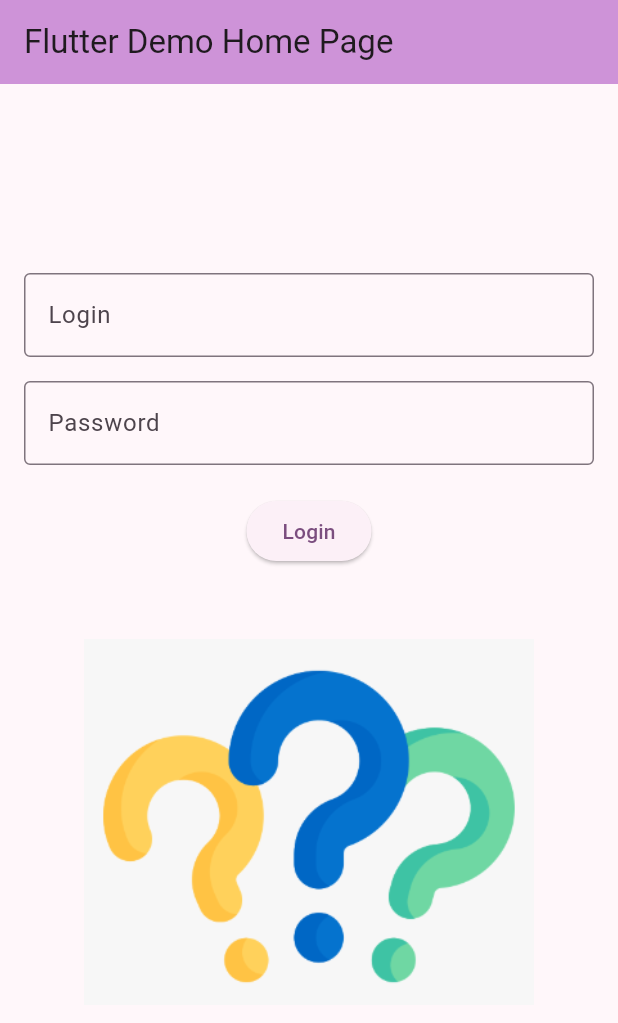
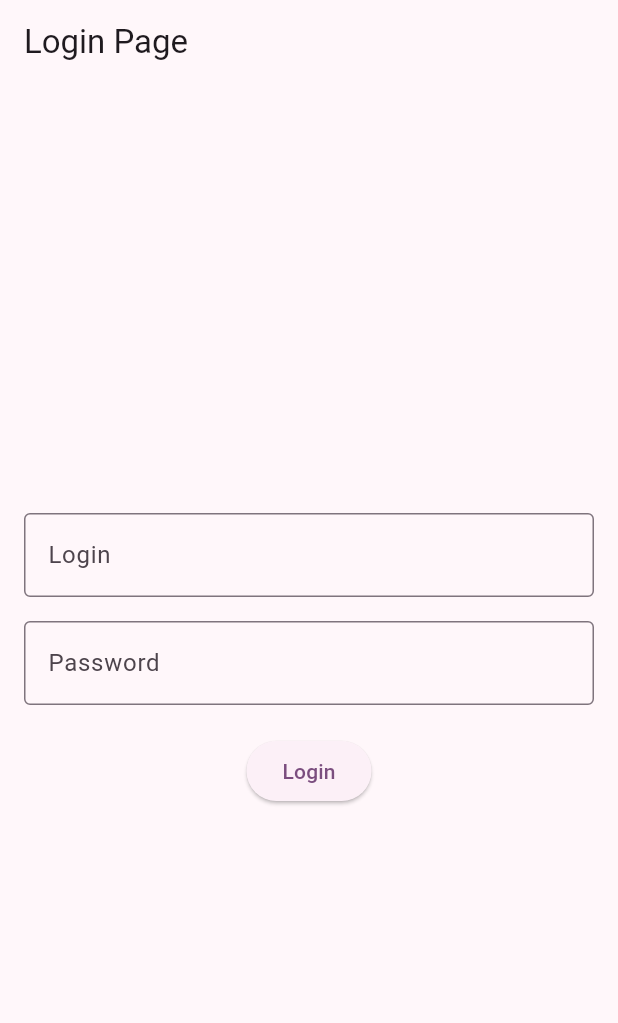
Before and after one commit to MarioValenciaR/Mobile-Programming-Labs, a Flutter app: the screen it shows after launch, on a phone screen of 412 x 824 dp. Shown: the top 1023 px of the screen. Run offline on Flutter 3.47's test engine with Material 3 defaults, Android fonts, the phone set to English and light mode, and no system bars; missing offline and left inert: encrypted_shared_preferences; accounts and stored records are empty.

Commit message:
Lab 5 finished

```diff
--- /dev/null
+++ b/lib/LoginPage.dart
@@ -0,0 +1,86 @@
+import 'package:flutter/material.dart';
+import 'package:encrypted_shared_preferences/encrypted_shared_preferences.dart';
+
+class LoginPage extends StatefulWidget {
+  const LoginPage({super.key});
+
+  @override
+  State<LoginPage> createState() => _LoginPageState();
+}
+
+class _LoginPageState extends State<LoginPage> {
+  final TextEditingController _loginController = TextEditingController();
+  final TextEditingController _passwordController = TextEditingController();
+  final EncryptedSharedPreferences _encryptedPrefs = EncryptedSharedPreferences();
+
+  @override
+  void initState() {
+    super.initState();
+    _loadSavedCredentials();
+  }
+
+  void _loadSavedCredentials() async {
+    String? savedUsername = await _encryptedPrefs.getString("username");
+    if (savedUsername != null) {
+      setState(() {
+        _loginController.text = savedUsername;
+      });
+
+      Future.delayed(const Duration(milliseconds: 500), () {
+        if (mounted) {
+          ScaffoldMessenger.of(context).showSnackBar(
+            SnackBar(content: Text("Welcome Back $savedUsername")),
+          );
+        }
+      });
+    }
+  }
+
+  void _saveCredentials() async {
+    await _encryptedPrefs.setString("username", _loginController.text);
+  }
+
+  void _onLoginPressed() {
+    final username = _loginController.text;
+    final password = _passwordController.text;
+
+    if (password == "123123") {
+      _saveCredentials();
+      Navigator.pushNamed(context, "/profile", arguments: username);
+    } else {
+      ScaffoldMessenger.of(context).showSnackBar(
+        const SnackBar(content: Text("Incorrect Password")),
+      );
+    }
+  }
+
+  @override
+  Widget build(BuildContext context) {
+    return Scaffold(
+      appBar: AppBar(title: const Text('Login Page')),
+      body: Padding(
+        padding: const EdgeInsets.all(16.0),
+        child: Column(
+          mainAxisAlignment: MainAxisAlignment.center,
+          children: [
+            TextField(
+              controller: _loginController,
+              decoration: const InputDecoration(labelText: 'Login', border: OutlineInputBorder()),
+            ),
+            const SizedBox(height: 16.0),
+            TextField(
+              controller: _passwordController,
+              obscureText: true,
+              decoration: const InputDecoration(labelText: 'Password', border: OutlineInputBorder()),
+            ),
+            const SizedBox(height: 20.0),
+            ElevatedButton(
+              onPressed: _onLoginPressed,
+              child: const Text('Login'),
+            ),
+          ],
+        ),
+      ),
+    );
+  }
+}
--- a/lib/main.dart
+++ b/lib/main.dart
@@ -1,4 +1,6 @@
 import 'package:flutter/material.dart';
+import 'LoginPage.dart';
+import 'ProfilePage.dart';
 
 void main() {
   runApp(const MyApp());
@@ -10,88 +12,16 @@ class MyApp extends StatelessWidget {
   @override
   Widget build(BuildContext context) {
     return MaterialApp(
-      title: 'Lab 2 Login Page',
+      title: 'Lab 5 App',
       theme: ThemeData(
         colorScheme: ColorScheme.fromSeed(seedColor: Colors.purple),
         useMaterial3: true,
       ),
-      home: const LoginPage(),
+      initialRoute: '/',
+      routes: {
+        '/': (context) => const LoginPage(),
+        '/profile': (context) => const ProfilePage(),
+      },
     );
   }
 }
-
-class LoginPage extends StatefulWidget {
-  const LoginPage({super.key});
-
-  @override
-  State<LoginPage> createState() => _LoginPageState();
-}
-
-class _LoginPageState extends State<LoginPage> {
-  final TextEditingController _loginController = TextEditingController();
-  final TextEditingController _passwordController = TextEditingController();
-
-  String _imageSource = "images/question-mark.jpg"; // Imagen inicial
-
-  void _onLoginPressed() {
-    final password = _passwordController.text;
-    setState(() {
-      if (password == "QWERTY123") {
-        // Cambiar a la imagen de la bombilla
-        _imageSource = "images/light-bulb.jpg";
-      } else {
-        // Cambiar a la imagen de la señal de alto
-        _imageSource = "images/stop-sign.jpg";
-      }
-    });
-  }
-
-  @override
-  Widget build(BuildContext context) {
-    return Scaffold(
-      appBar: AppBar(
-        title: const Text('Flutter Demo Home Page'),
-        backgroundColor: Colors.purple.shade200,
-      ),
-      body: Padding(
-        padding: const EdgeInsets.all(16.0),
-        child: Column(
-          mainAxisAlignment: MainAxisAlignment.center,
-          children: [
-            // Campo de texto para el login
-            TextField(
-              controller: _loginController,
-              decoration: const InputDecoration(
-                labelText: 'Login',
-                border: OutlineInputBorder(),
-              ),
-            ),
-            const SizedBox(height: 16.0), // Espaciado
-            // Campo de texto para la contraseña
-            TextField(
-              controller: _passwordController,
-              obscureText: true, // Ocultar texto
-              decoration: const InputDecoration(
-                labelText: 'Password',
-                border: OutlineInputBorder(),
-              ),
-            ),
-            const SizedBox(height: 20.0), // Espaciado
-            // Botón para iniciar sesión
-            ElevatedButton(
-              onPressed: _onLoginPressed,
-              child: const Text('Login'),
-            ),
-            const SizedBox(height: 20.0), // Espaciado
-            // Imagen dinámica cargada localmente
-            Image.asset(
-              _imageSource,
-              width: 300,
-              height: 300,
-            ),
-          ],
-        ),
-      ),
-    );
-  }
-}
--- a/pubspec.yaml
+++ b/pubspec.yaml
@@ -34,6 +34,9 @@ dependencies:
   # The following adds the Cupertino Icons font to your application.
   # Use with the CupertinoIcons class for iOS style icons.
   cupertino_icons: ^1.0.8
+  shared_preferences: ^2.5.1
+  encrypted_shared_preferences: ^3.0.0
+  url_launcher: ^6.3.1
 
 dev_dependencies:
   flutter_test:
```
Also changed, not shown: lib/DataRepository.dart (added, +24 -0 lines), lib/ProfilePage.dart (added, +165 -0 lines), pubspec.lock, 5 other files.
